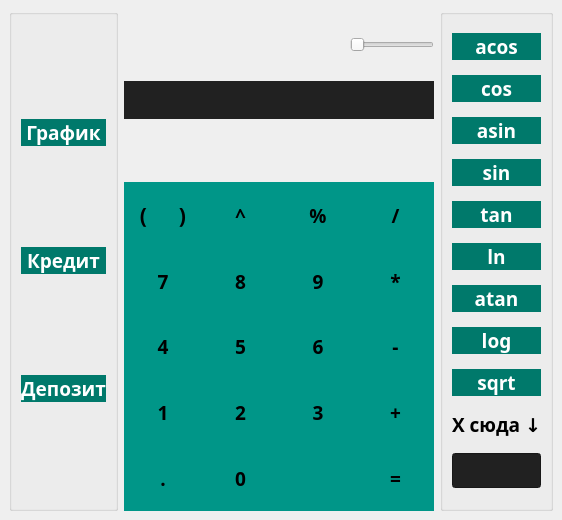
Qt form src/calculator/mainwindow.ui (ElectricEnchanter/Calculator_v1.0) before a commit.
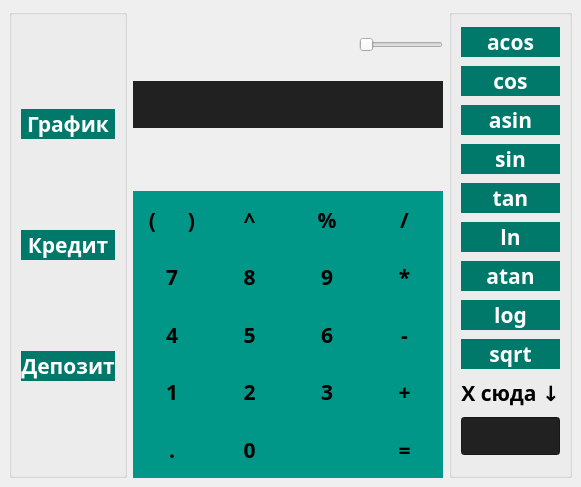
The same form after that commit. Icons and pictures are not drawn.

```diff
--- a/src/calculator/mainwindow.ui
+++ b/src/calculator/mainwindow.ui
@@ -9,8 +9,8 @@
    <rect>
     <x>0</x>
     <y>0</y>
-    <width>495</width>
-    <height>520</height>
+    <width>529</width>
+    <height>487</height>
    </rect>
   </property>
   <property name="sizePolicy">
@@ -352,12 +352,15 @@
          <property name="font">
           <font>
            <family>PT Sans Caption</family>
-           <pointsize>14</pointsize>
+           <pointsize>16</pointsize>
            <italic>false</italic>
            <bold>true</bold>
            <kerning>true</kerning>
           </font>
          </property>
+         <property name="layoutDirection">
+          <enum>Qt::RightToLeft</enum>
+         </property>
          <property name="styleSheet">
           <string notr="true">color: #FFFFFF;
 background-color: #00796B</string>
@@ -382,12 +385,15 @@
          <property name="font">
           <font>
            <family>PT Sans Caption</family>
-           <pointsize>14</pointsize>
+           <pointsize>16</pointsize>
            <italic>false</italic>
            <bold>true</bold>
            <kerning>true</kerning>
           </font>
          </property>
+         <property name="layoutDirection">
+          <enum>Qt::RightToLeft</enum>
+         </property>
          <property name="styleSheet">
           <string notr="true">color: #FFFFFF;
 background-color: #00796B</string>
@@ -412,12 +418,15 @@
          <property name="font">
           <font>
            <family>PT Sans Caption</family>
-           <pointsize>14</pointsize>
+           <pointsize>16</pointsize>
            <italic>false</italic>
            <bold>true</bold>
            <kerning>true</kerning>
           </font>
          </property>
+         <property name="layoutDirection">
+          <enum>Qt::RightToLeft</enum>
+         </property>
          <property name="styleSheet">
           <string notr="true">color: #FFFFFF;
 background-color: #00796B</string>
@@ -473,6 +482,7 @@
           </property>
           <property name="font">
            <font>
+            <family>PT Sans Caption</family>
             <pointsize>24</pointsize>
             <italic>false</italic>
             <bold>true</bold>
@@ -602,7 +612,7 @@
           <property name="font">
            <font>
             <family>PT Sans Caption</family>
-            <pointsize>14</pointsize>
+            <pointsize>16</pointsize>
             <italic>false</italic>
             <bold>true</bold>
             <kerning>true</kerning>
@@ -636,7 +646,7 @@
           <property name="font">
            <font>
             <family>PT Sans Caption</family>
-            <pointsize>14</pointsize>
+            <pointsize>16</pointsize>
             <italic>false</italic>
             <bold>true</bold>
             <kerning>true</kerning>
@@ -670,7 +680,7 @@
           <property name="font">
            <font>
             <family>PT Sans Caption</family>
-            <pointsize>14</pointsize>
+            <pointsize>16</pointsize>
             <italic>false</italic>
             <bold>true</bold>
             <kerning>true</kerning>
@@ -704,7 +714,7 @@
           <property name="font">
            <font>
             <family>PT Sans Caption</family>
-            <pointsize>14</pointsize>
+            <pointsize>16</pointsize>
             <italic>false</italic>
             <bold>true</bold>
             <kerning>true</kerning>
@@ -738,7 +748,7 @@
           <property name="font">
            <font>
             <family>PT Sans Caption</family>
-            <pointsize>14</pointsize>
+            <pointsize>16</pointsize>
             <italic>false</italic>
             <bold>true</bold>
             <kerning>true</kerning>
@@ -772,7 +782,7 @@
           <property name="font">
            <font>
             <family>PT Sans Caption</family>
-            <pointsize>14</pointsize>
+            <pointsize>16</pointsize>
             <italic>false</italic>
             <bold>true</bold>
             <kerning>true</kerning>
@@ -806,7 +816,7 @@
           <property name="font">
            <font>
             <family>PT Sans Caption</family>
-            <pointsize>14</pointsize>
+            <pointsize>16</pointsize>
             <italic>false</italic>
             <bold>true</bold>
             <kerning>true</kerning>
@@ -840,7 +850,7 @@
           <property name="font">
            <font>
             <family>PT Sans Caption</family>
-            <pointsize>14</pointsize>
+            <pointsize>16</pointsize>
             <italic>false</italic>
             <bold>true</bold>
             <kerning>true</kerning>
@@ -874,7 +884,7 @@
           <property name="font">
            <font>
             <family>PT Sans Caption</family>
-            <pointsize>14</pointsize>
+            <pointsize>16</pointsize>
             <italic>false</italic>
             <bold>true</bold>
             <kerning>true</kerning>
@@ -908,7 +918,7 @@
           <property name="font">
            <font>
             <family>PT Sans Caption</family>
-            <pointsize>14</pointsize>
+            <pointsize>16</pointsize>
             <italic>false</italic>
             <bold>true</bold>
             <kerning>true</kerning>
@@ -942,7 +952,7 @@
           <property name="font">
            <font>
             <family>PT Sans Caption</family>
-            <pointsize>14</pointsize>
+            <pointsize>16</pointsize>
             <italic>false</italic>
             <bold>true</bold>
             <kerning>true</kerning>
@@ -976,7 +986,7 @@
           <property name="font">
            <font>
             <family>PT Sans Caption</family>
-            <pointsize>14</pointsize>
+            <pointsize>16</pointsize>
             <italic>false</italic>
             <bold>true</bold>
             <kerning>true</kerning>
@@ -1010,7 +1020,7 @@
           <property name="font">
            <font>
             <family>PT Sans Caption</family>
-            <pointsize>14</pointsize>
+            <pointsize>16</pointsize>
             <italic>false</italic>
             <bold>true</bold>
             <kerning>true</kerning>
@@ -1056,7 +1066,7 @@
           <property name="font">
            <font>
             <family>PT Sans Caption</family>
-            <pointsize>14</pointsize>
+            <pointsize>16</pointsize>
             <italic>false</italic>
             <bold>true</bold>
             <kerning>true</kerning>
@@ -1090,7 +1100,7 @@
           <property name="font">
            <font>
             <family>PT Sans Caption</family>
-            <pointsize>14</pointsize>
+            <pointsize>16</pointsize>
             <italic>false</italic>
             <bold>true</bold>
             <kerning>true</kerning>
@@ -1159,7 +1169,7 @@
           <property name="font">
            <font>
             <family>PT Sans Caption</family>
-            <pointsize>14</pointsize>
+            <pointsize>16</pointsize>
             <italic>false</italic>
             <bold>true</bold>
             <kerning>true</kerning>
@@ -1193,7 +1203,7 @@
           <property name="font">
            <font>
             <family>PT Sans Caption</family>
-            <pointsize>14</pointsize>
+            <pointsize>16</pointsize>
             <italic>false</italic>
             <bold>true</bold>
             <kerning>true</kerning>
@@ -1224,7 +1234,7 @@
           <property name="font">
            <font>
             <family>PT Sans Caption</family>
-            <pointsize>14</pointsize>
+            <pointsize>16</pointsize>
             <italic>false</italic>
             <bold>true</bold>
             <kerning>true</kerning>
@@ -1346,7 +1356,7 @@
          <property name="font">
           <font>
            <family>PT Sans Caption</family>
-           <pointsize>14</pointsize>
+           <pointsize>16</pointsize>
            <italic>false</italic>
            <bold>true</bold>
            <kerning>true</kerning>
@@ -1375,7 +1385,7 @@
          <property name="font">
           <font>
            <family>PT Sans Caption</family>
-           <pointsize>14</pointsize>
+           <pointsize>16</pointsize>
            <italic>false</italic>
            <bold>true</bold>
            <kerning>true</kerning>
@@ -1404,7 +1414,7 @@
          <property name="font">
           <font>
            <family>PT Sans Caption</family>
-           <pointsize>14</pointsize>
+           <pointsize>16</pointsize>
            <italic>false</italic>
            <bold>true</bold>
            <kerning>true</kerning>
@@ -1433,7 +1443,7 @@
          <property name="font">
           <font>
            <family>PT Sans Caption</family>
-           <pointsize>14</pointsize>
+           <pointsize>16</pointsize>
            <italic>false</italic>
            <bold>true</bold>
            <kerning>true</kerning>
@@ -1462,7 +1472,7 @@
          <property name="font">
           <font>
            <family>PT Sans Caption</family>
-           <pointsize>14</pointsize>
+           <pointsize>16</pointsize>
            <italic>false</italic>
            <bold>true</bold>
            <kerning>true</kerning>
@@ -1491,7 +1501,7 @@
          <property name="font">
           <font>
            <family>PT Sans Caption</family>
-           <pointsize>14</pointsize>
+           <pointsize>16</pointsize>
            <italic>false</italic>
            <bold>true</bold>
            <kerning>true</kerning>
@@ -1520,7 +1530,7 @@
          <property name="font">
           <font>
            <family>PT Sans Caption</family>
-           <pointsize>14</pointsize>
+           <pointsize>16</pointsize>
            <italic>false</italic>
            <bold>true</bold>
            <kerning>true</kerning>
@@ -1549,7 +1559,7 @@
          <property name="font">
           <font>
            <family>PT Sans Caption</family>
-           <pointsize>14</pointsize>
+           <pointsize>16</pointsize>
            <italic>false</italic>
            <bold>true</bold>
            <kerning>true</kerning>
@@ -1578,7 +1588,7 @@
          <property name="font">
           <font>
            <family>PT Sans Caption</family>
-           <pointsize>14</pointsize>
+           <pointsize>16</pointsize>
            <italic>false</italic>
            <bold>true</bold>
            <kerning>true</kerning>
@@ -1613,7 +1623,7 @@
          <property name="font">
           <font>
            <family>PT Sans Caption</family>
-           <pointsize>14</pointsize>
+           <pointsize>16</pointsize>
            <italic>false</italic>
            <bold>true</bold>
            <kerning>true</kerning>
@@ -1632,7 +1642,7 @@
          <property name="font">
           <font>
            <family>PT Sans Caption</family>
-           <pointsize>14</pointsize>
+           <pointsize>16</pointsize>
            <italic>false</italic>
            <bold>true</bold>
            <kerning>true</kerning>
```
Left out of the diff: 2 changed lines with no effect on the pictures.
